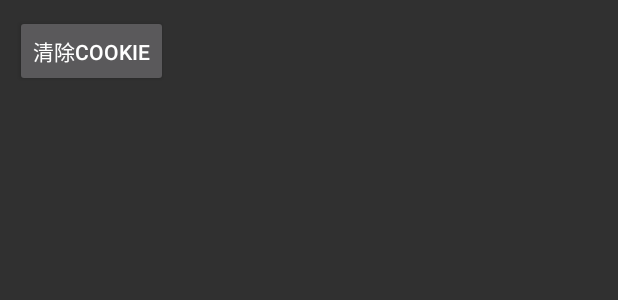
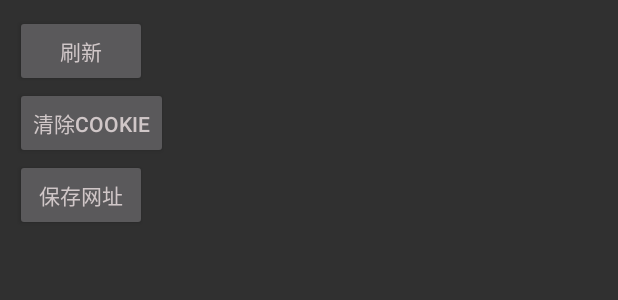
Before and after one commit to lineCode/WebViewVideo, an Android app: the layout pop_more_layout.xml on its own in the app's theme, with its tools: preview values and no code run, on a phone screen of 412 x 824 dp. Shown: the top 300 px of the screen. Run offline under Robolectric (Android 15) with nearby library versions, the phone set to English and light mode, and no system bars.

Commit message:
UI修改

```diff
--- a/app/build.gradle
+++ b/app/build.gradle
@@ -28,8 +28,8 @@ dependencies {
     androidTestCompile('com.android.support.test.espresso:espresso-core:2.2.2', {
         exclude group: 'com.android.support', module: 'support-annotations'
     })
-    compile 'com.android.support:appcompat-v7:25.2.0'
-    //    compile 'com.android.support:design:25.2.0'
+    compile 'com.android.support:appcompat-v7:25.3.1'
+        compile 'com.android.support:design:25.3.1'
     compile 'com.afollestad.material-dialogs:core:0.9.4.5'
     compile 'me.zhanghai.android.materialprogressbar:library:1.4.1'
     compile project(':library')
--- /dev/null
+++ b/app/src/main/res/drawable/ic_search_selector.xml
@@ -0,0 +1,5 @@
+<?xml version="1.0" encoding="utf-8"?>
+<selector xmlns:android="http://schemas.android.com/apk/res/android">
+    <item android:drawable="@drawable/ic_search_pressed_24dp" android:state_pressed="true"></item>
+    <item android:drawable="@drawable/ic_search_normal_24dp"></item>
+</selector>
--- /dev/null
+++ b/app/src/main/res/drawable/shape_round_bg.xml
@@ -0,0 +1,6 @@
+<?xml version="1.0" encoding="utf-8"?>
+<shape xmlns:android="http://schemas.android.com/apk/res/android">
+    <stroke
+        android:width="1dp"
+        android:color="@color/like_gray"></stroke>
+</shape>
--- a/app/src/main/res/layout/pop_more_layout.xml
+++ b/app/src/main/res/layout/pop_more_layout.xml
@@ -6,8 +6,24 @@
     android:padding="@dimen/dp10">
 
     <Button
+        android:id="@+id/refresh_url"
+        android:layout_width="wrap_content"
+        android:layout_height="wrap_content"
+        android:text="刷新"
+        android:textColor="@color/pop_text_color" />
+
+    <Button
         android:id="@+id/clear_cookie"
         android:layout_width="wrap_content"
         android:layout_height="wrap_content"
-        android:text="清除Cookie" />
+        android:text="清除Cookie"
+        android:textColor="@color/pop_text_color" />
+
+    <Button
+        android:id="@+id/save_url"
+        android:layout_width="wrap_content"
+        android:layout_height="wrap_content"
+        android:text="保存网址"
+        android:textColor="@color/pop_text_color" />
+
 </LinearLayout>
--- a/app/src/main/res/values/colors.xml
+++ b/app/src/main/res/values/colors.xml
@@ -1,6 +1,9 @@
 <?xml version="1.0" encoding="utf-8"?>
 <resources>
-    <color name="colorPrimary">#3F51B5</color>
-    <color name="colorPrimaryDark">#303F9F</color>
-    <color name="colorAccent">#FF4081</color>
+    <color name="colorPrimary">#2196F3</color>
+    <color name="colorPrimaryDark">#1976D2</color>
+    <color name="colorAccent">#03A9F4</color>
+    <color name="like_gray">#d0c7c8</color>
+    <color name="white">#ffffff</color>
+    <color name="pop_text_color">#d0c7c8</color>
 </resources>
```
Also changed, not shown: app/src/main/java/apk/cn/zeffect/webviewvideo/ui/WebActivity.java (+35 -18 lines), app/src/main/java/apk/cn/zeffect/webviewvideo/utils/MoreUtils.java (+18 -0 lines), app/src/main/res/drawable/ic_search_normal_24dp.xml (added, +9 -0 lines), app/src/main/res/drawable/ic_search_pressed_24dp.xml (added, +9 -0 lines), app/src/main/res/layout/activity_web.xml (+59 -11 lines).
